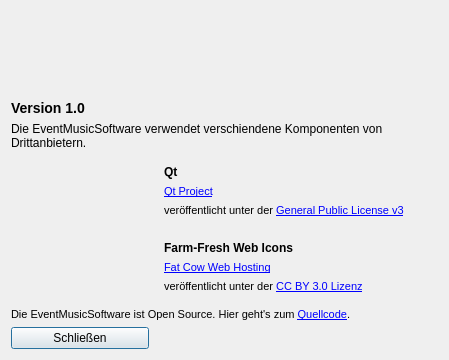
m2otech/emm, file view/aboutdialog.ui: the form before one commit.
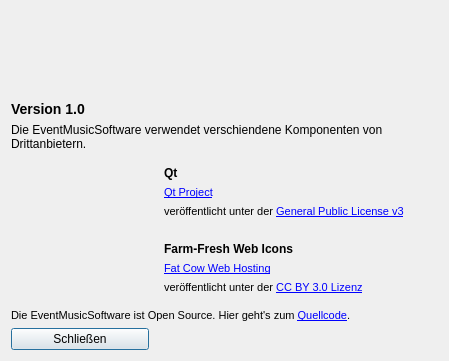
The form after the commit. Icons and pictures are not drawn.

Patch:
```diff
--- a/view/aboutdialog.ui
+++ b/view/aboutdialog.ui
@@ -7,7 +7,7 @@
     <x>0</x>
     <y>0</y>
     <width>445</width>
-    <height>339</height>
+    <height>361</height>
    </rect>
   </property>
   <property name="windowTitle">
```
